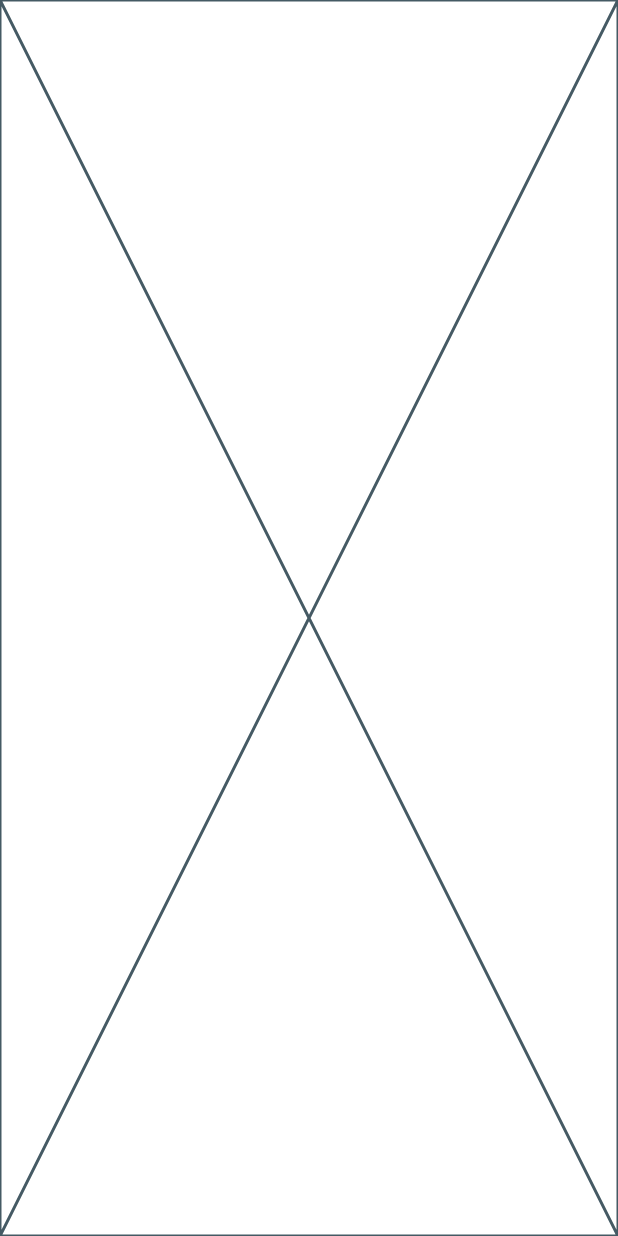
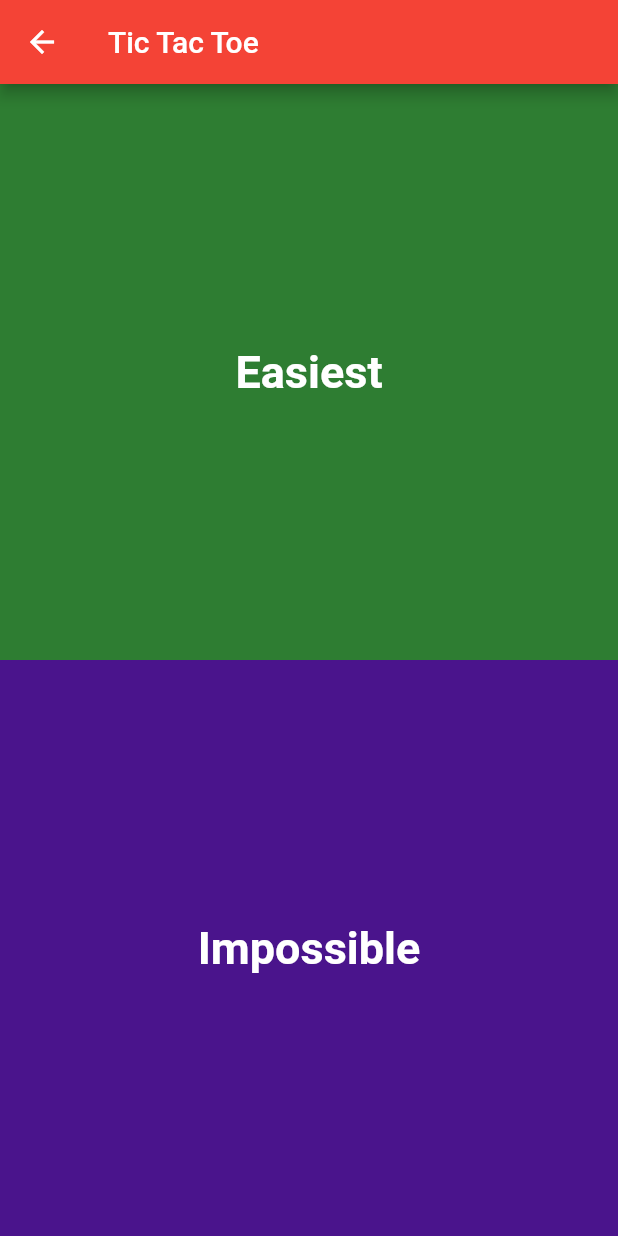
Before and after one commit to JonathanTheja/Dicoding-Project, a Flutter app: the screen it shows after launch, after a tap on "Tic Tac Toe", on a phone screen of 412 x 824 dp. Run offline on Flutter 3.47's test engine with Material 2 defaults, Android fonts, the phone set to English and light mode, and no system bars; network calls fail.

Commit message:
tic tac toe done

```diff
--- a/lib/main.dart
+++ b/lib/main.dart
@@ -1,3 +1,4 @@
+import 'package:final_project_dicoding/games/tictactoe_play.dart';
 import 'package:final_project_dicoding/menus_screen.dart';
 import 'package:final_project_dicoding/tictactoe_screen.dart';
 import 'package:flutter/material.dart';
@@ -29,7 +30,9 @@ class MyApp extends StatelessWidget {
       initialRoute: MenusScreen.routeName,
       routes: {
         MenusScreen.routeName: (context) => const MenusScreen(),
-        TicTacToeScreen.routeName: (context) => const TicTacToeScreen()
+        TicTacToeScreen.routeName: (context) => const TicTacToeScreen(),
+        // TicTacToePlay.routeName: (context) => TicTacToePlay(level: ModalRoute.of(context)?.settings.arguments as String)
+        TicTacToePlay.routeName: (context) => TicTacToePlay(level: 'impossible')
       }
       // home: const MyHomePage(title: "Let's Play Games"),
     );
--- a/lib/tictactoe_screen.dart
+++ b/lib/tictactoe_screen.dart
@@ -1,3 +1,5 @@
+import 'package:final_project_dicoding/games/tictactoe_play.dart';
+import 'package:flutter/material.dart';
 import 'package:flutter/src/widgets/framework.dart';
 import 'package:flutter/src/widgets/placeholder.dart';
 
@@ -10,8 +12,75 @@ class TicTacToeScreen extends StatefulWidget {
 }
 
 class _TicTacToeScreenState extends State<TicTacToeScreen> {
+  bool isHoveredEasiest = false;
+  bool isHoveredImpossible = false;
   @override
   Widget build(BuildContext context) {
-    return const Placeholder();
+    return Scaffold(
+        appBar: AppBar(title: const Text("Tic Tac Toe")),
+        body: LayoutBuilder(
+          builder: (BuildContext context, BoxConstraints constraints) {
+            double fontSize = 80;
+            if (constraints.maxWidth <= 600) {
+              fontSize = 30;
+            } else if (constraints.maxWidth <= 1200) {
+              fontSize = 50;
+            }
+            return Column(children: [
+                Flexible(
+                    flex: 1,
+                    fit: FlexFit.tight,
+                    child: MouseRegion(
+                        cursor: SystemMouseCursors.click,
+                        onEnter: (event) => {
+                              setState(() => {isHoveredEasiest = true})
+                            },
+                        onExit: (event) => {
+                              setState(() => {isHoveredEasiest = false})
+                            },
+                        child: GestureDetector(
+                            onTap: () => {
+                              Navigator.pushNamed(context, TicTacToePlay.routeName, arguments: 'easiest')
+                            },
+                            child: Container(
+                              color:
+                                  isHoveredEasiest ? Colors.green[700] : Colors.green[800],
+                              child: Center(
+                                child: Text('Easiest',
+                                    style: TextStyle(
+                                        color: Colors.white,
+                                        fontWeight: FontWeight.bold,
+                                        fontSize: fontSize)),
+                              ),
+                            )))),
+                Flexible(
+                    flex: 1,
+                    fit: FlexFit.tight,
+                    child: MouseRegion(
+                        cursor: SystemMouseCursors.click,
+                        onEnter: (event) => {
+                              setState(() => {isHoveredImpossible = true})
+                            },
+                        onExit: (event) => {
+                              setState(() => {isHoveredImpossible = false})
+                            },
+                        child: GestureDetector(
+                            onTap: () => {
+                              Navigator.pushNamed(context, TicTacToePlay.routeName, arguments: 'impossible')
+                            },
+                            child: Container(
+                              color:
+                                  isHoveredImpossible ? Colors.deepPurple[800] : Colors.purple[900],
+                              child: Center(
+                                child: Text('Impossible',
+                                    style: TextStyle(
+                                        color: Colors.white,
+                                        fontWeight: FontWeight.bold,
+                                        fontSize: fontSize)),
+                              ),
+                            )))),
+              ]);
+          },
+        ));
   }
 }
```
Also changed, not shown: lib/games/tictactoe_play.dart (added, +418 -0 lines).
